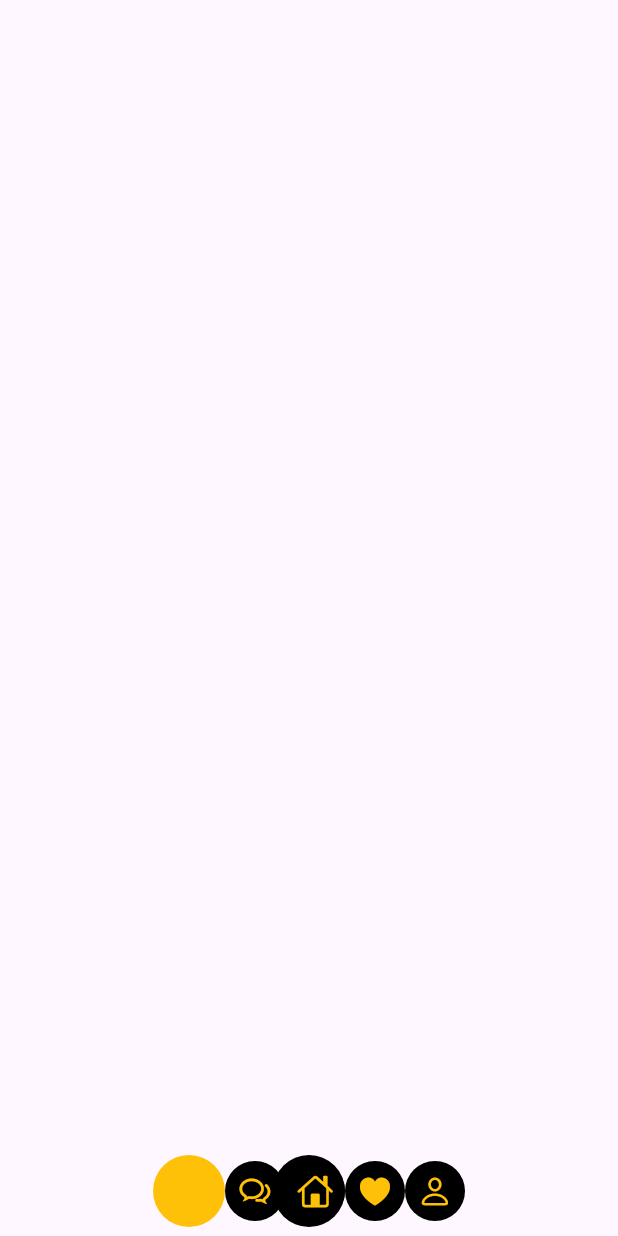
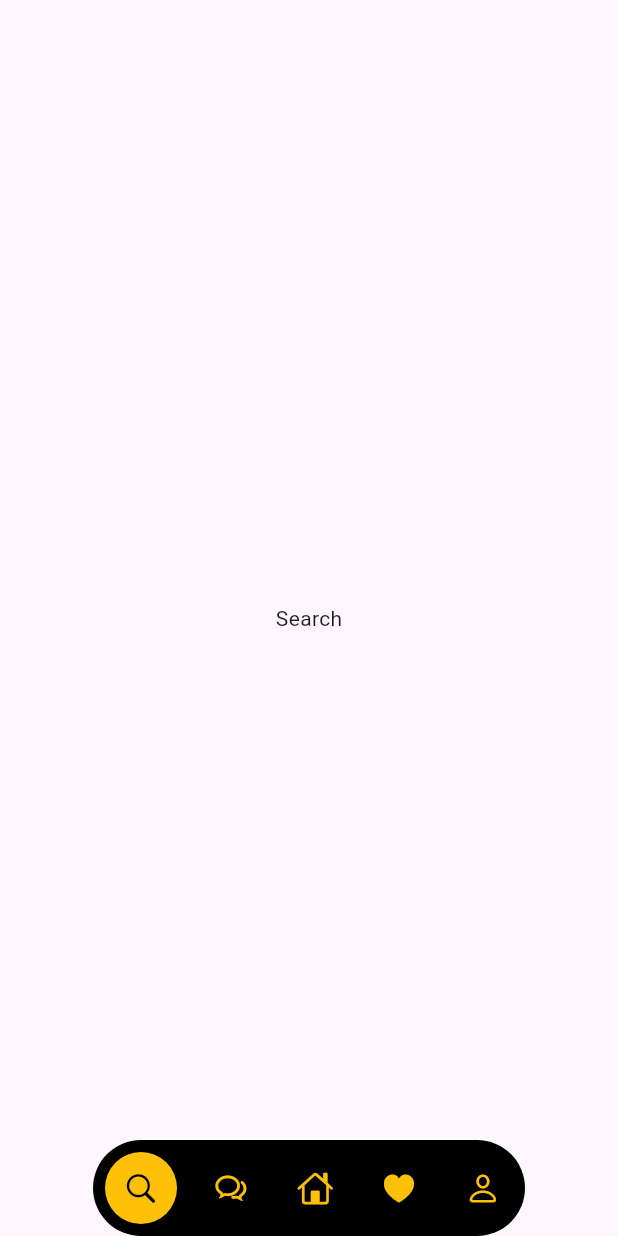
Before and after one commit to jhaym3s/moni, a Flutter app: the screen it shows after launch, on a phone screen of 412 x 824 dp. Run offline on Flutter 3.47's test engine with Material 3 defaults, Android fonts, the phone set to English and light mode, and no system bars.

Commit message:
done with nav

```diff
--- a/lib/core/config/constants.dart
+++ b/lib/core/config/constants.dart
@@ -19,7 +19,7 @@ const  String customAmount = "₦300,000";
 
 
 //! Colors
-const Color kPrimaryColor = Color(0xffF000000);
+const Color kPrimaryColor = Color(0xfff000000);
 const Color lightScaffoldBackgroundColor = Color(0xffFFFDF7);
 const Color kTextColorsLight = Color(0xFF100C08);
 const Color navBarIconsInActiveColor = Color(0xff98A2B3);
--- a/lib/features/home/screens/home_screen.dart
+++ b/lib/features/home/screens/home_screen.dart
@@ -10,6 +10,10 @@ class HomeScreen extends StatefulWidget {
 class _HomeScreenState extends State<HomeScreen> {
   @override
   Widget build(BuildContext context) {
-    return Scaffold();
+    return const Scaffold(
+      body: Center(
+        child: Text("Home"),
+      ),
+    );
   }
 }
--- a/lib/features/nav/custom_nav_bar.screen.dart
+++ b/lib/features/nav/custom_nav_bar.screen.dart
@@ -13,19 +13,13 @@ class CustomNavigationBarScreen extends StatefulWidget {
   State<CustomNavigationBarScreen> createState() => _CustomNavigationBarScreenState();
 }
 class _CustomNavigationBarScreenState extends State<CustomNavigationBarScreen> {
-  late PageController _controller;
-   final int _activeIndex =  0 ;
+  late PageController _pageController;
+  int _activeIndex =  0 ;
 
   @override
   void initState() {
     super.initState();
-    _controller = PageController(initialPage: _activeIndex);
-  }
-
-  @override
-  void dispose() {
-    _controller.dispose();
-    super.dispose();
+    _pageController = PageController(initialPage: _activeIndex);
   }
 
    List<IconData> bottomNavIcons = [
@@ -45,23 +39,28 @@ class _CustomNavigationBarScreenState extends State<CustomNavigationBarScreen> {
           children: [
             PageView(
               physics: const NeverScrollableScrollPhysics(),
-              controller: _controller,
+              controller: _pageController,
               children: List.generate(bottomNavIcons.length, (index){
-                  return activeScreen(index);
+                  return activeScreen(_activeIndex);
               }),
             ),
-            Padding(
-              padding: const EdgeInsets.only(bottom: 6),
-              child: BottomNav(
-              bottomNavIcons: bottomNavIcons,
-              activeIndex: _activeIndex,
-              onTap: () { },
-                  ),
-            )
+            BottomNav(
+            bottomNavIcons: bottomNavIcons,
+            activeIndex: _activeIndex,
+            onTap: (index) {
+                  setState(() {
+                    _activeIndex = index;
+                  });
+                })
           ],
         ),
       ),
     );
+  }
+ @override
+  void dispose() {
+    _pageController.dispose();
+    super.dispose();
   }
 
   Widget activeScreen(int activeIndex){
@@ -69,7 +68,7 @@ class _CustomNavigationBarScreenState extends State<CustomNavigationBarScreen> {
         case 0:
           return const SearchScreen();
         case 2:
-          return const HomeScreen();
+          return const SearchScreen();
         default:
         return const HomeScreen();
       }
--- a/lib/features/nav/widget/bottom_nav.dart
+++ b/lib/features/nav/widget/bottom_nav.dart
@@ -4,18 +4,20 @@ class BottomNav extends StatelessWidget {
   const BottomNav({super.key, required this.bottomNavIcons, required this.activeIndex, required this.onTap});
   final List<IconData> bottomNavIcons;
   final int activeIndex;
-  final Function()? onTap;
+  final Function(int index) onTap;
 
   @override
   Widget build(BuildContext context) {
-    return Container(
-
-      decoration: const ShapeDecoration(shape: CircleBorder(), color: Colors.black),
+    return Material(
+      shape: const StadiumBorder(),
+      color: Colors.black,
       child: Row(
         mainAxisSize: MainAxisSize.min,
-        children: List.generate(bottomNavIcons.length, (index){
+        children: List.generate(bottomNavIcons.length,(index) {
           return GestureDetector(
-            onTap: onTap,
+            onTap: () {
+              onTap.call(index);
+            },
             child: NavIcon(
             isActive: activeIndex == index,
             icon: bottomNavIcons[index])
@@ -32,13 +34,16 @@ final bool isActive;
 final IconData icon;
   @override
   Widget build(BuildContext context) {
-    return CircleAvatar(
+    return Padding(
+      padding: const EdgeInsets.all(8.0),
+      child: CircleAvatar(
           backgroundColor:
               isActive ? Colors.amber: Colors.black,
           radius: isActive ? 24 : 20,
           child: Icon(
             icon,
-          color: Colors.amber,
+            color: isActive ? Colors.black: Colors.amber,
+          ),
         ),
     );
   }
--- a/lib/features/search /screens/search_screens.dart
+++ b/lib/features/search /screens/search_screens.dart
@@ -10,6 +10,10 @@ class SearchScreen extends StatefulWidget {
 class _SearchScreenState extends State<SearchScreen> {
   @override
   Widget build(BuildContext context) {
-    return Scaffold();
+    return const Scaffold(
+       body: Center(
+        child: Text("Search"),
+      ),
+    );
   }
 }
--- a/pubspec.yaml
+++ b/pubspec.yaml
@@ -36,6 +36,9 @@ dependencies:
   # Use with the CupertinoIcons class for iOS style icons.
   cupertino_icons: ^1.0.8
   intl: ^0.20.1
+  flutter_staggered_grid_view: ^0.7.0
+  google_maps_flutter: ^2.7.0
+  widget_to_marker: ^1.0.5
 
 dev_dependencies:
   flutter_test:
```
Also changed, not shown: pubspec.lock, 6 other files. Lines whose indentation alone changed are shown as unchanged.
